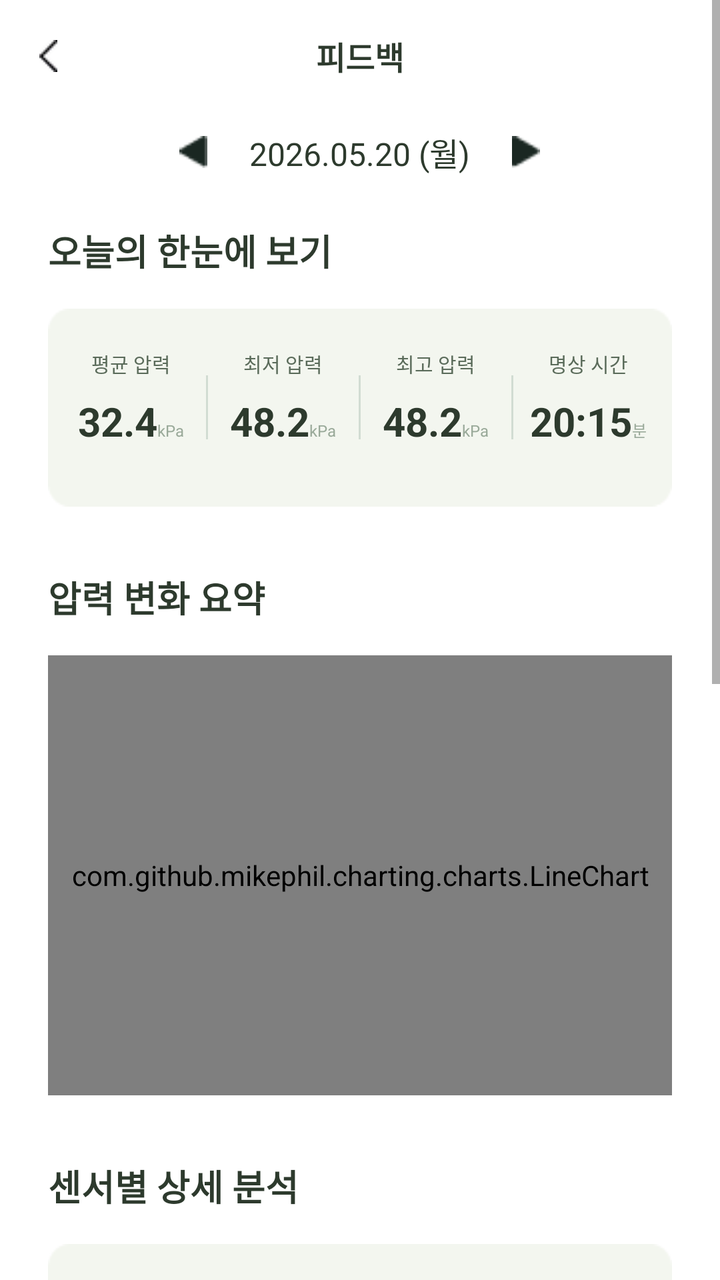
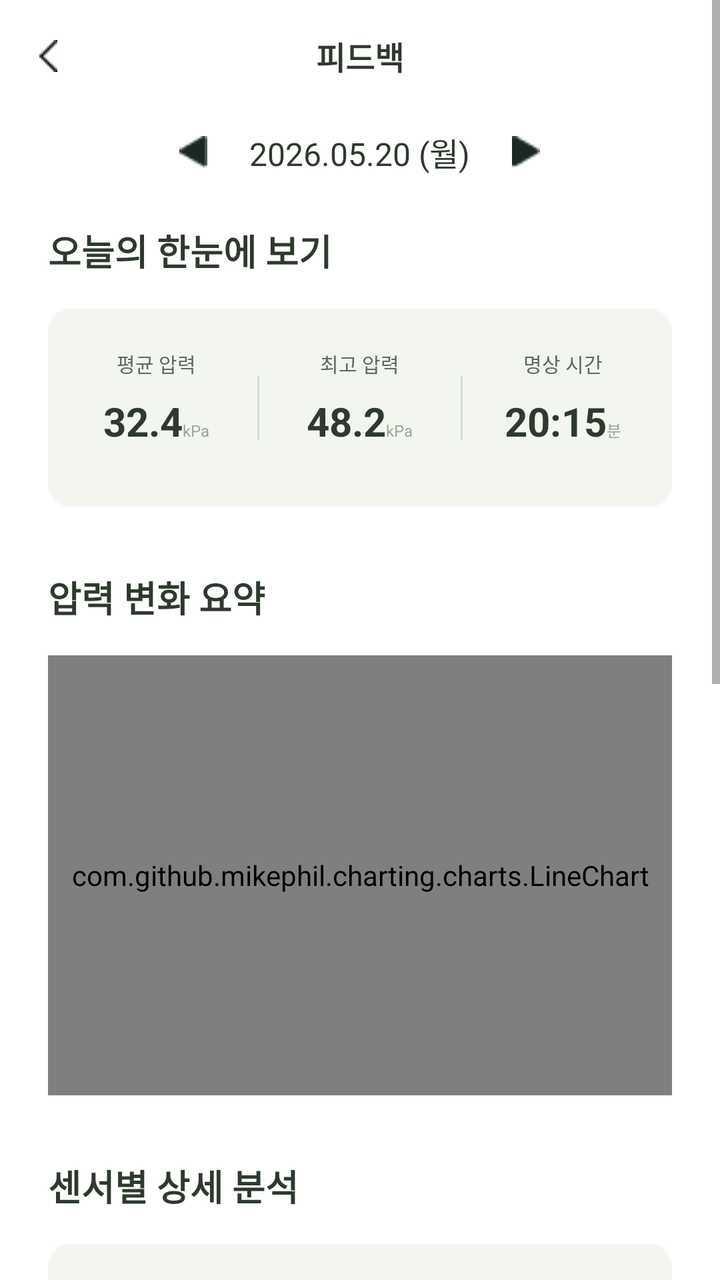

Screens rendered from an Android XML layout before and after an edit, with the pre-edit source and the edit as a unified diff.
<!-- AndroidManifest.xml: application theme Theme.NewRitage -->
<!-- res/layout/fragment_daily_analysis.xml -->
<?xml version="1.0" encoding="utf-8"?>
<ScrollView
    xmlns:android="http://schemas.android.com/apk/res/android"
    xmlns:app="http://schemas.android.com/apk/res-auto"
    android:layout_width="match_parent"
    android:layout_height="match_parent"
    android:background="@color/white"
    android:fillViewport="true">

    <LinearLayout
        android:layout_width="match_parent"
        android:layout_height="wrap_content"
        android:orientation="vertical"
        android:paddingBottom="40dp">

        
        <RelativeLayout
            android:layout_width="match_parent"
            android:layout_height="56dp">

            <ImageView
                android:id="@+id/btnBack"
                android:layout_width="48dp"
                android:layout_height="match_parent"
                android:layout_alignParentStart="true"
                android:scaleType="center"
                android:src="@drawable/back"
                android:contentDescription="뒤로가기" />

            <TextView
                android:layout_width="wrap_content"
                android:layout_height="wrap_content"
                android:layout_centerInParent="true"
                android:text="피드백"
                android:textSize="16sp"
                android:textStyle="bold"
                android:textColor="@color/text_primary" />
        </RelativeLayout>

        
        <LinearLayout
            android:layout_width="match_parent"
            android:layout_height="wrap_content"
            android:orientation="horizontal"
            android:gravity="center"
            android:paddingTop="8dp"
            android:paddingBottom="24dp">

            <ImageView
                android:id="@+id/btnPrevDay"
                android:src="@drawable/a"
                android:layout_width="24dp"
                android:layout_height="24dp"
                android:padding="4dp"
                android:layout_marginEnd="16dp"/>

            <TextView
                android:id="@+id/tvDateLabel"
                android:layout_width="wrap_content"
                android:layout_height="wrap_content"
                android:text="2026.05.20 (월)"
                android:textSize="16sp"
                android:textColor="@color/text_primary" />

            <ImageView
                android:id="@+id/btnNextDay"
                android:src="@drawable/b"
                android:layout_width="24dp"
                android:layout_height="24dp"
                android:padding="4dp"
                android:layout_marginStart="16dp"/>
        </LinearLayout>

        
        <LinearLayout
            android:layout_width="match_parent"
            android:layout_height="wrap_content"
            android:orientation="vertical"
            android:paddingHorizontal="24dp">

            <TextView
                android:layout_width="match_parent"
                android:layout_height="wrap_content"
                android:text="오늘의 한눈에 보기"
                android:textSize="18sp"
                android:textStyle="bold"
                android:textColor="@color/text_primary"
                android:layout_marginBottom="16dp" />

            <LinearLayout
                android:layout_width="match_parent"
                android:layout_height="wrap_content"
                android:background="@drawable/acard"
                android:orientation="horizontal"
                android:paddingVertical="20dp"
                android:paddingHorizontal="4dp"
                android:baselineAligned="false">

                
                <LinearLayout
                    android:layout_width="0dp"
                    android:layout_height="wrap_content"
                    android:layout_weight="1"
                    android:orientation="vertical"
                    android:gravity="center">
                    <TextView android:layout_width="wrap_content" android:layout_height="wrap_content"
                        android:text="평균 압력" android:textSize="10sp" android:textColor="@color/text_secondary" android:layout_marginBottom="8dp"/>
                    <LinearLayout android:layout_width="wrap_content" android:layout_height="wrap_content" android:orientation="horizontal" android:gravity="bottom">
                        <TextView android:id="@+id/tvAvgPressure1" android:layout_width="wrap_content" android:layout_height="wrap_content"
                            android:text="32.4" android:textSize="20sp" android:textStyle="bold" android:textColor="@color/text_primary" />
                        <TextView android:layout_width="wrap_content" android:layout_height="wrap_content"
                            android:text="kPa" android:textSize="8sp" android:textColor="@color/text_hint" />
                    </LinearLayout>
                </LinearLayout>

                <View android:layout_width="1dp" android:layout_height="32dp" android:background="#D1DCD2" android:layout_gravity="center_vertical"/>

                
                <LinearLayout
                    android:layout_width="0dp"
                    android:layout_height="wrap_content"
                    android:layout_weight="1"
                    android:orientation="vertical"
                    android:gravity="center">
                    <TextView android:layout_width="wrap_content" android:layout_height="wrap_content"
                        android:text="최저 압력" android:textSize="10sp" android:textColor="@color/text_secondary" android:layout_marginBottom="8dp"/>
                    <LinearLayout android:layout_width="wrap_content" android:layout_height="wrap_content" android:orientation="horizontal" android:gravity="bottom">
                        <TextView android:id="@+id/tvAvgPressure2" android:layout_width="wrap_content" android:layout_height="wrap_content"
                            android:text="48.2" android:textSize="20sp" android:textStyle="bold" android:textColor="@color/text_primary" />
                        <TextView android:layout_width="wrap_content" android:layout_height="wrap_content"
                            android:text="kPa" android:textSize="8sp" android:textColor="@color/text_hint" />
                    </LinearLayout>
                </LinearLayout>

                <View android:layout_width="1dp" android:layout_height="32dp" android:background="#D1DCD2" android:layout_gravity="center_vertical"/>

                
                <LinearLayout
                    android:layout_width="0dp"
                    android:layout_height="wrap_content"
                    android:layout_weight="1"
                    android:orientation="vertical"
                    android:gravity="center">
                    <TextView android:layout_width="wrap_content" android:layout_height="wrap_content"
                        android:text="최고 압력" android:textSize="10sp" android:textColor="@color/text_secondary" android:layout_marginBottom="8dp"/>
                    <LinearLayout android:layout_width="wrap_content" android:layout_height="wrap_content" android:orientation="horizontal" android:gravity="bottom">
                        <TextView android:id="@+id/tvAvgPressure3" android:layout_width="wrap_content" android:layout_height="wrap_content"
                            android:text="48.2" android:textSize="20sp" android:textStyle="bold" android:textColor="@color/text_primary" />
                        <TextView android:layout_width="wrap_content" android:layout_height="wrap_content"
                            android:text="kPa" android:textSize="8sp" android:textColor="@color/text_hint" />
                    </LinearLayout>
                </LinearLayout>

                <View android:layout_width="1dp" android:layout_height="32dp" android:background="#D1DCD2" android:layout_gravity="center_vertical"/>

                
                <LinearLayout
                    android:layout_width="0dp"
                    android:layout_height="wrap_content"
                    android:layout_weight="1"
                    android:orientation="vertical"
                    android:gravity="center">
                    <TextView android:layout_width="wrap_content" android:layout_height="wrap_content"
                        android:text="명상 시간" android:textSize="10sp" android:textColor="@color/text_secondary" android:layout_marginBottom="8dp"/>
                    <LinearLayout android:layout_width="wrap_content" android:layout_height="wrap_content" android:orientation="horizontal" android:gravity="bottom" >
                        <TextView android:id="@+id/tvMedTime" android:layout_width="wrap_content" android:layout_height="wrap_content"
                            android:text="20:15" android:textSize="20sp" android:textStyle="bold" android:textColor="@color/text_primary" />
                        <TextView android:layout_width="wrap_content" android:layout_height="wrap_content"
                            android:text="분" android:textSize="8sp" android:textColor="@color/text_hint" />
                    </LinearLayout>
                </LinearLayout>
            </LinearLayout>
        </LinearLayout>

        
        <LinearLayout
            android:layout_width="match_parent"
            android:layout_height="wrap_content"
            android:orientation="vertical"
            android:paddingHorizontal="24dp"
            android:layout_marginTop="32dp">

            <TextView
                android:layout_width="match_parent"
                android:layout_height="wrap_content"
                android:text="압력 변화 요약"
                android:textSize="18sp"
                android:textStyle="bold"
                android:textColor="@color/text_primary"
                android:layout_marginBottom="16dp" />

            <FrameLayout
                android:layout_width="match_parent"
                android:layout_height="220dp">

                <com.github.mikephil.charting.charts.LineChart
                    android:id="@+id/lineChart"
                    android:layout_width="match_parent"
                    android:layout_height="match_parent" />
            </FrameLayout>
        </LinearLayout>

        
        <LinearLayout
            android:layout_width="match_parent"
            android:layout_height="wrap_content"
            android:orientation="vertical"
            android:paddingHorizontal="24dp"
            android:layout_marginTop="32dp">

            <TextView
                android:layout_width="match_parent"
                android:layout_height="wrap_content"
                android:text="센서별 상세 분석"
                android:textSize="18sp"
                android:textStyle="bold"
                android:textColor="@color/text_primary"
                android:layout_marginBottom="16dp" />

            
            <LinearLayout
                android:layout_width="match_parent"
                android:layout_height="wrap_content"
                android:background="@drawable/acard"
                android:orientation="vertical"
                android:padding="16dp"
                android:layout_marginBottom="12dp">
                <RelativeLayout android:layout_width="match_parent" android:layout_height="wrap_content">
                    
                    <TextView android:id="@+id/tvSensorAName" android:layout_width="wrap_content" android:layout_height="wrap_content"
                        android:text="● 센서 A" android:textColor="#8B9E7B" android:textStyle="bold" android:textSize="14sp"/>

                </RelativeLayout>
                <TextView android:id="@+id/tvSensorADetail" android:layout_width="match_parent" android:layout_height="wrap_content"
                    android:text="최고 45.0 / 최저 10.2 / 평균 30.1 / 중앙 28.4 kPa" android:textSize="12sp" android:textColor="@color/text_primary" android:layout_marginTop="6dp"/>
            </LinearLayout>

            
            <LinearLayout
                android:layout_width="match_parent"
                android:layout_height="wrap_content"
                android:background="@drawable/acard"
                android:orientation="vertical"
                android:padding="16dp"
                android:layout_marginBottom="12dp">
                <RelativeLayout android:layout_width="match_parent" android:layout_height="wrap_content">
                    <TextView android:id="@+id/tvSensorBName" android:layout_width="wrap_content" android:layout_height="wrap_content"
                        android:text="● 센서 B" android:textColor="#6C8FB6" android:textStyle="bold" android:textSize="14sp"/>

                </RelativeLayout>
                <TextView android:id="@+id/tvSensorBDetail" android:layout_width="match_parent" android:layout_height="wrap_content"
                    android:text="최고 42.1 / 최저 15.4 / 평균 31.5 / 중앙 32.0 kPa" android:textSize="12sp" android:textColor="@color/text_primary" android:layout_marginTop="6dp"/>
            </LinearLayout>

            
            <LinearLayout
                android:layout_width="match_parent"
                android:layout_height="wrap_content"
                android:background="@drawable/acard"
                android:orientation="vertical"
                android:padding="16dp">
                <RelativeLayout android:layout_width="match_parent" android:layout_height="wrap_content">
                    <TextView android:id="@+id/tvSensorCName" android:layout_width="wrap_content" android:layout_height="wrap_content"
                        android:text="● 센서 C" android:textColor="#D1B06B" android:textStyle="bold" android:textSize="14sp"/>

                </RelativeLayout>
                <TextView android:id="@+id/tvSensorCDetail" android:layout_width="match_parent" android:layout_height="wrap_content"
                    android:text="최고 51.3 / 최저 8.9 / 평균 35.6 / 중앙 33.2 kPa" android:textSize="12sp" android:textColor="@color/text_primary" android:layout_marginTop="6dp"/>
            </LinearLayout>
        </LinearLayout>

        
        <LinearLayout
            android:layout_width="match_parent"
            android:layout_height="wrap_content"
            android:orientation="vertical"
            android:paddingHorizontal="24dp"
            android:layout_marginTop="32dp">

            <TextView
                android:layout_width="match_parent"
                android:layout_height="wrap_content"
                android:text="오늘의 코멘트"
                android:textSize="18sp"
                android:textStyle="bold"
                android:textColor="@color/text_primary"
                android:layout_marginBottom="16dp" />

            
            <TextView
                android:id="@+id/tvDailyComment"
                android:layout_width="match_parent"
                android:layout_height="140dp"
                android:background="@drawable/acard"
                android:padding="16dp"
                android:textSize="14sp"
                android:textColor="@color/text_primary"
                android:gravity="top|start" />
        </LinearLayout>

    </LinearLayout>
</ScrollView>
<!-- resources referenced by this layout -->
<resources>
  <color name="text_hint">#9AAA9A</color>
  <color name="text_primary">#2D3A2D</color>
  <color name="text_secondary">#5A6B5A</color>
  <color name="white">#FFFFFF</color>
  <!-- drawable a: png bitmap (drawable, 354 bytes) -->
  <!-- drawable acard: png bitmap (drawable, 915 bytes) -->
  <!-- drawable b: png bitmap (drawable, 337 bytes) -->
  <!-- drawable back: png bitmap (drawable, 368 bytes) -->
  <style name="Theme.NewRitage" parent="Theme.MaterialComponents.Light.NoActionBar">
          <item name="colorPrimary">@color/primary</item>
          <item name="colorPrimaryDark">@color/primary_dark</item>
          <item name="colorAccent">@color/primary</item>
          <item name="android:windowBackground">@color/background</item>
          <item name="android:statusBarColor">@color/primary</item>
          <item name="android:fontFamily">sans-serif</item>
      </style>
  <color name="primary">#8B9E7B</color>
  <color name="primary_dark">#6B7E5B</color>
  <color name="background">#FFFFFF</color>
</resources>

<!-- the commit's change to res/layout/fragment_daily_analysis.xml (unified diff, before → after) -->
@@ -123,25 +123,6 @@
                     android:orientation="vertical"
                     android:gravity="center">
                     <TextView android:layout_width="wrap_content" android:layout_height="wrap_content"
-                        android:text="최저 압력" android:textSize="10sp" android:textColor="@color/text_secondary" android:layout_marginBottom="8dp"/>
-                    <LinearLayout android:layout_width="wrap_content" android:layout_height="wrap_content" android:orientation="horizontal" android:gravity="bottom">
-                        <TextView android:id="@+id/tvAvgPressure2" android:layout_width="wrap_content" android:layout_height="wrap_content"
-                            android:text="48.2" android:textSize="20sp" android:textStyle="bold" android:textColor="@color/text_primary" />
-                        <TextView android:layout_width="wrap_content" android:layout_height="wrap_content"
-                            android:text="kPa" android:textSize="8sp" android:textColor="@color/text_hint" />
-                    </LinearLayout>
-                </LinearLayout>
-
-                <View android:layout_width="1dp" android:layout_height="32dp" android:background="#D1DCD2" android:layout_gravity="center_vertical"/>
-
-                
-                <LinearLayout
-                    android:layout_width="0dp"
-                    android:layout_height="wrap_content"
-                    android:layout_weight="1"
-                    android:orientation="vertical"
-                    android:gravity="center">
-                    <TextView android:layout_width="wrap_content" android:layout_height="wrap_content"
                         android:text="최고 압력" android:textSize="10sp" android:textColor="@color/text_secondary" android:layout_marginBottom="8dp"/>
                     <LinearLayout android:layout_width="wrap_content" android:layout_height="wrap_content" android:orientation="horizontal" android:gravity="bottom">
                         <TextView android:id="@+id/tvAvgPressure3" android:layout_width="wrap_content" android:layout_height="wrap_content"
@@ -232,7 +213,7 @@
 
                 </RelativeLayout>
                 <TextView android:id="@+id/tvSensorADetail" android:layout_width="match_parent" android:layout_height="wrap_content"
-                    android:text="최고 45.0 / 최저 10.2 / 평균 30.1 / 중앙 28.4 kPa" android:textSize="12sp" android:textColor="@color/text_primary" android:layout_marginTop="6dp"/>
+                    android:text="최고 45.0 / 평균 30.1 kPa" android:textSize="12sp" android:textColor="@color/text_primary" android:layout_marginTop="6dp"/>
             </LinearLayout>
 
             
@@ -249,7 +230,7 @@
 
                 </RelativeLayout>
                 <TextView android:id="@+id/tvSensorBDetail" android:layout_width="match_parent" android:layout_height="wrap_content"
-                    android:text="최고 42.1 / 최저 15.4 / 평균 31.5 / 중앙 32.0 kPa" android:textSize="12sp" android:textColor="@color/text_primary" android:layout_marginTop="6dp"/>
+                    android:text="최고 42.1 / 평균 31.5 kPa" android:textSize="12sp" android:textColor="@color/text_primary" android:layout_marginTop="6dp"/>
             </LinearLayout>
 
             
@@ -265,7 +246,7 @@
 
                 </RelativeLayout>
                 <TextView android:id="@+id/tvSensorCDetail" android:layout_width="match_parent" android:layout_height="wrap_content"
-                    android:text="최고 51.3 / 최저 8.9 / 평균 35.6 / 중앙 33.2 kPa" android:textSize="12sp" android:textColor="@color/text_primary" android:layout_marginTop="6dp"/>
+                    android:text="최고 51.3 / 평균 35.6 kPa" android:textSize="12sp" android:textColor="@color/text_primary" android:layout_marginTop="6dp"/>
             </LinearLayout>
         </LinearLayout>
 
@@ -290,10 +271,12 @@
             <TextView
                 android:id="@+id/tvDailyComment"
                 android:layout_width="match_parent"
-                android:layout_height="140dp"
+                android:layout_height="wrap_content"
+                android:minHeight="140dp"
                 android:background="@drawable/acard"
                 android:padding="16dp"
                 android:textSize="14sp"
+                android:lineSpacingExtra="4dp"
                 android:textColor="@color/text_primary"
                 android:gravity="top|start" />
         </LinearLayout>
